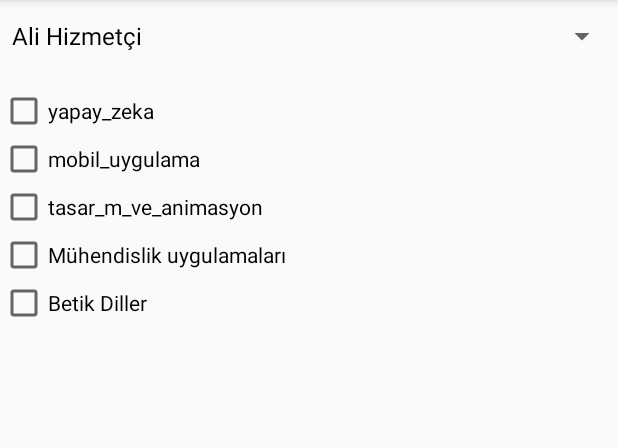
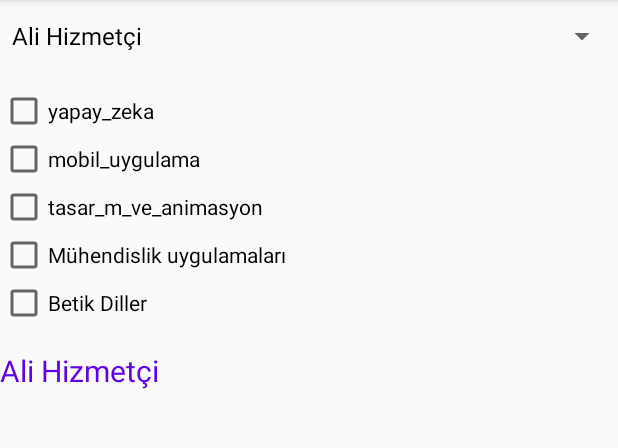
Before and after one commit to ali1903/Android-Programming, an Android app: the screen it shows after launch (MainActivity), on a phone screen of 412 x 824 dp, the part 84-532 px from its top. Run offline under Robolectric (Android 15) with nearby library versions, the phone set to English and light mode, and no system bars.

Commit message:
v0.4 Updated
Spinner and Checkbox added on Textview

```diff
--- a/uygulamadevi1/app/src/main/java/com/example/uygulamadevi1/MainActivity.java
+++ b/uygulamadevi1/app/src/main/java/com/example/uygulamadevi1/MainActivity.java
@@ -3,13 +3,26 @@ package com.example.uygulamadevi1;
 import androidx.appcompat.app.AppCompatActivity;
 
 import android.os.Bundle;
+import android.view.View;
+import android.widget.AdapterView;
 import android.widget.ArrayAdapter;
+import android.widget.CheckBox;
+import android.widget.CompoundButton;
 import android.widget.Spinner;
+import android.widget.TextView;
 
 public class MainActivity extends AppCompatActivity {
     Spinner spinnerr;
     String ogrisimleri[]={"Ali Hizmetçi","Arif Gündüz","Enes Karpuz","Ali Güzel"};
     ArrayAdapter arrayAdapter;
+    TextView textview;
+    CheckBox chc1;
+    CheckBox chc2;
+    CheckBox chc3;
+    CheckBox chc4;
+    CheckBox chc5;
+
+
     @Override
     protected void onCreate(Bundle savedInstanceState) {
         super.onCreate(savedInstanceState);
@@ -17,10 +30,20 @@ public class MainActivity extends AppCompatActivity {
         tanimla();
         adaptorOlustur();
         spinneraEkle();
+        textviewaSpinnerEkle();
     }
     public void tanimla()
     {
         spinnerr = findViewById(R.id.spinner);
+        textview = findViewById(R.id.textview);
+        chc1 = findViewById(R.id.checkc1);
+        chc2 = findViewById(R.id.checkc2);
+        chc3 = findViewById(R.id.checkc3);
+        chc4 = findViewById(R.id.checkc4);
+        chc5 = findViewById(R.id.checkc5);
+
+
+
     }
     public void adaptorOlustur()
     {
@@ -30,4 +53,65 @@ public class MainActivity extends AppCompatActivity {
     {
         spinnerr.setAdapter(arrayAdapter);
     }
+    public void textviewaSpinnerEkle()
+    {
+        spinnerr.setOnItemSelectedListener(new AdapterView.OnItemSelectedListener() {
+            @Override
+            public void onItemSelected(AdapterView<?> parent, View view, int position, long id) {
+                textview.setText(spinnerr.getSelectedItem().toString());
+            }
+
+            @Override
+            public void onNothingSelected(AdapterView<?> parent) {
+
+            }
+        });
+        chc1.setOnCheckedChangeListener(new CompoundButton.OnCheckedChangeListener() {
+            @Override
+            public void onCheckedChanged(CompoundButton buttonView, boolean isChecked) {
+                if (chc1.isChecked())
+                {
+                    textview.setText(chc1.getText().toString());
+                }
+            }
+        });
+        chc2.setOnCheckedChangeListener(new CompoundButton.OnCheckedChangeListener() {
+            @Override
+            public void onCheckedChanged(CompoundButton buttonView, boolean isChecked) {
+                if (chc2.isChecked())
+                {
+                    textview.setText(chc2.getText().toString());
+                }
+            }
+        });
+        chc3.setOnCheckedChangeListener(new CompoundButton.OnCheckedChangeListener() {
+            @Override
+            public void onCheckedChanged(CompoundButton buttonView, boolean isChecked) {
+                if (chc3.isChecked())
+                {
+                    textview.setText(chc3.getText().toString());
+                }
+            }
+        });
+        chc4.setOnCheckedChangeListener(new CompoundButton.OnCheckedChangeListener() {
+            @Override
+            public void onCheckedChanged(CompoundButton buttonView, boolean isChecked) {
+                if (chc4.isChecked())
+                {
+                    textview.setText(chc4.getText().toString());
+                }
+            }
+        });
+        chc5.setOnCheckedChangeListener(new CompoundButton.OnCheckedChangeListener() {
+            @Override
+            public void onCheckedChanged(CompoundButton buttonView, boolean isChecked) {
+                if (chc5.isChecked())
+                {
+                    textview.setText(chc5.getText().toString());
+                }
+            }
+        });
+    }
+
+
 }
--- a/uygulamadevi1/app/src/main/res/layout/activity_main.xml
+++ b/uygulamadevi1/app/src/main/res/layout/activity_main.xml
@@ -48,8 +48,8 @@
         android:layout_height="match_parent"
         android:id="@+id/textview"
         android:textSize="20dp"
+        android:textColor="@color/colorPrimary"
+        android:layout_marginTop="15dp"
         />
 
-
-
 </LinearLayout>
```
